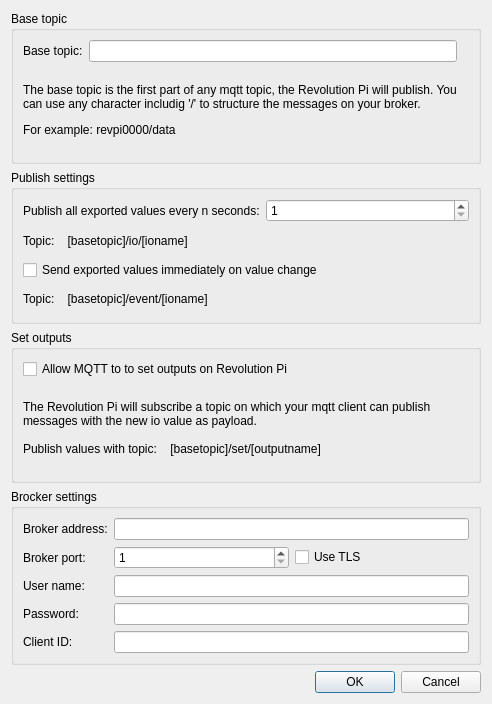
Above: include/ui_dev/mqttmanager.ui from naruxde/revpicommander before the change. Below: the same form after it.
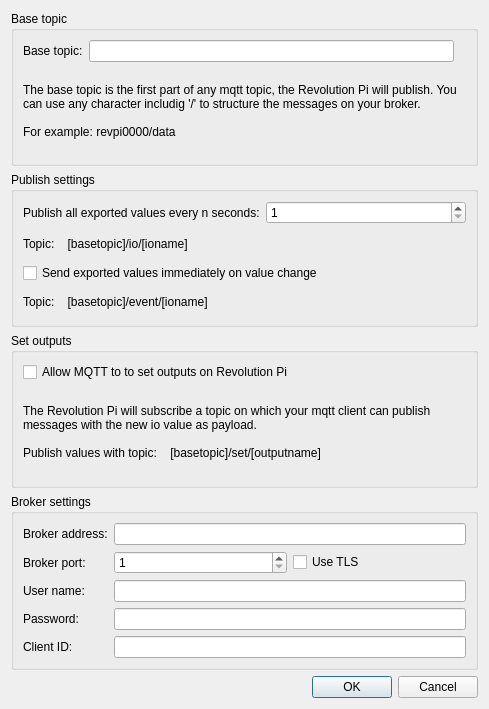
That is the form after the change.

Diff of the .ui file:
```diff
--- a/include/ui_dev/mqttmanager.ui
+++ b/include/ui_dev/mqttmanager.ui
@@ -6,8 +6,8 @@
    <rect>
     <x>0</x>
     <y>0</y>
-    <width>492</width>
-    <height>704</height>
+    <width>489</width>
+    <height>709</height>
    </rect>
   </property>
   <property name="windowTitle">
@@ -29,7 +29,9 @@
          </size>
         </property>
         <property name="text">
-         <string>&lt;html&gt;&lt;head/&gt;&lt;body&gt;&lt;p&gt;The base topic is the first part of any mqtt topic, the Revolution Pi will publish. You can use any character includig '/' to structure the messages on your broker.&lt;/p&gt;&lt;p&gt;For example: revpi0000/data&lt;/p&gt;&lt;/body&gt;&lt;/html&gt;</string>
+         <string>The base topic is the first part of any mqtt topic, the Revolution Pi will publish. You can use any character includig '/' to structure the messages on your broker.
+
+For example: revpi0000/data</string>
         </property>
         <property name="wordWrap">
          <bool>true</bool>
@@ -133,7 +135,7 @@
    <item>
     <widget class="QGroupBox" name="gb_broker">
      <property name="title">
-      <string>Brocker settings</string>
+      <string>Broker settings</string>
      </property>
      <layout class="QFormLayout" name="formLayout">
       <item row="0" column="0">
```
